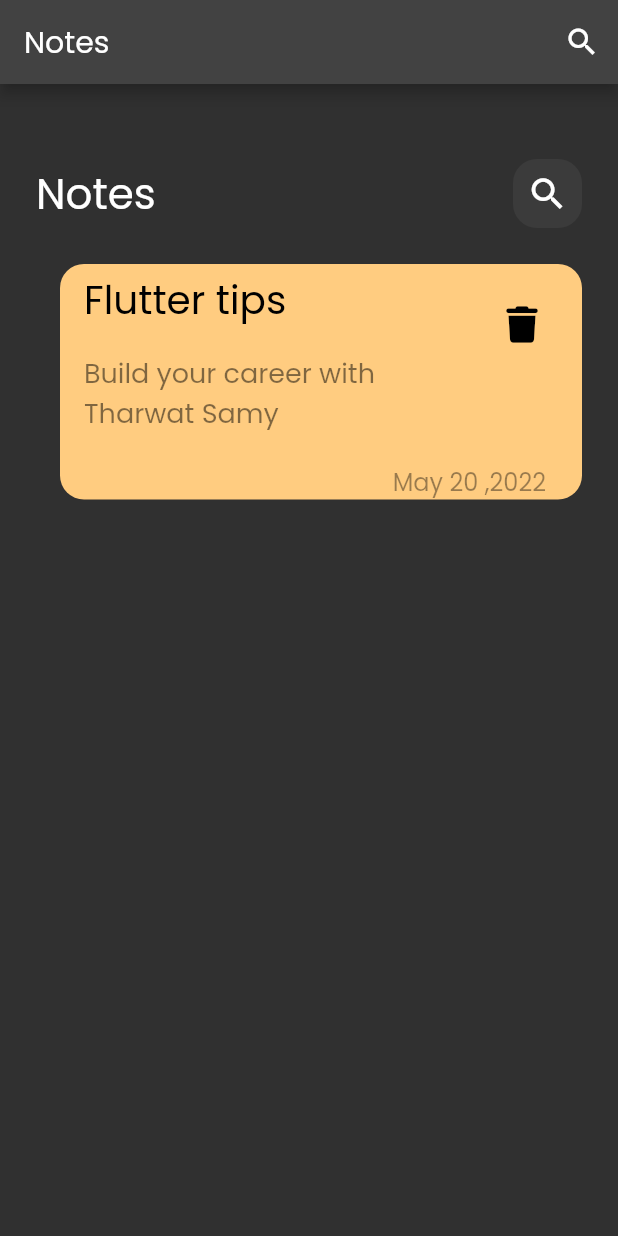
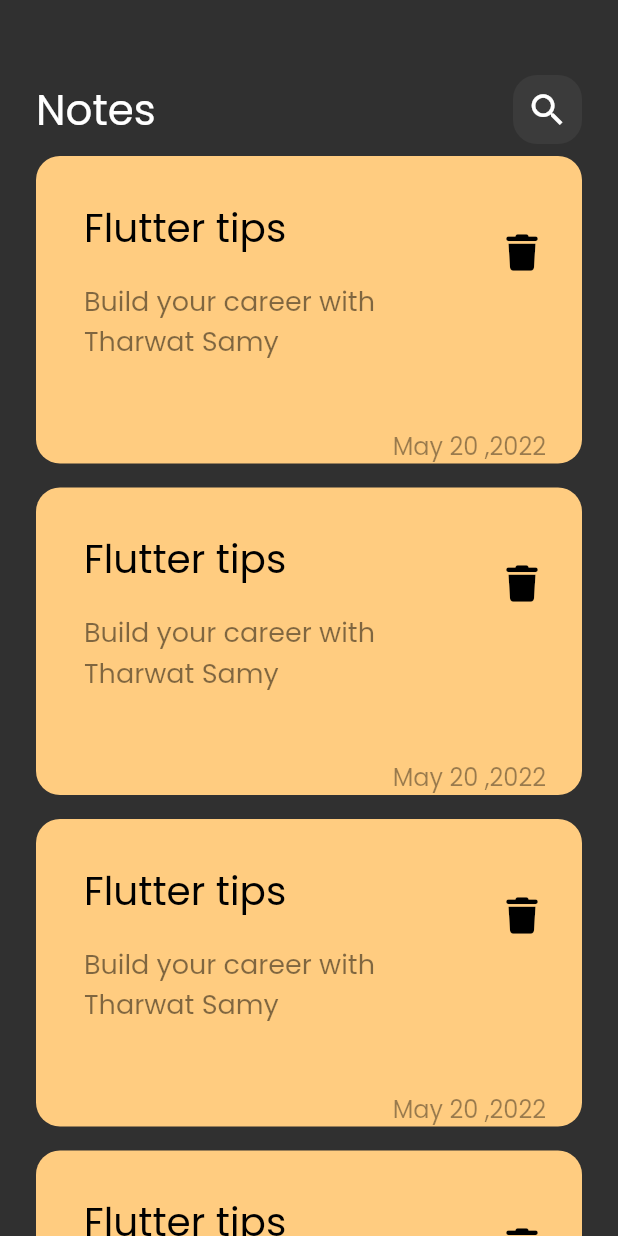
Before and after one commit to erinyM/NotesAppFlutter, a Flutter app: the screen it shows after launch, on a phone screen of 412 x 824 dp. Run offline on Flutter 3.47's test engine with Material 2 defaults, Android fonts, the phone set to English and light mode, and no system bars; our stand-ins replace font_awesome_flutter.

Commit message:
create notes list view

```diff
--- a/lib/views/notes_view.dart
+++ b/lib/views/notes_view.dart
@@ -8,17 +8,17 @@ class NotesView extends StatelessWidget {
   @override
   Widget build(BuildContext context) {
     return Scaffold(
-      appBar: AppBar(
-        title: const Text('Notes'),
-        actions: [
-          IconButton(
-            icon: const Icon(Icons.search),
-            onPressed: () {
-              // TODO: Implement search functionality
-            },
-          ),
-        ],
-      ),
+      // appBar: AppBar(
+      //   title: const Text('Notes'),
+      //   actions: [
+      //     IconButton(
+      //       icon: const Icon(Icons.search),
+      //       onPressed: () {
+      //         // TODO: Implement search functionality
+      //       },
+      //     ),
+      //   ],
+      // ),
       body: const NotesViewBody(),
     );
   }
--- a/lib/views/widgets/custome_note_item.dart
+++ b/lib/views/widgets/custome_note_item.dart
@@ -6,14 +6,14 @@ class NoteItem extends StatelessWidget {
 
   @override
   Widget build(BuildContext context) {
-    return Padding(
-      padding: const EdgeInsets.only(top: 24, bottom: 24, left: 16),
-      child: Container(
+    return Container(
       decoration: BoxDecoration(
           color: const Color(0xffFFCC80),
           borderRadius: BorderRadius.circular(16)),
       child: Column(crossAxisAlignment: CrossAxisAlignment.end, children: [
-          ListTile(
+        Padding(
+          padding: const EdgeInsets.only(top: 24, bottom: 24, left: 16),
+          child: ListTile(
             title: const Text(
               'Flutter tips',
               style: TextStyle(color: Colors.black, fontSize: 26),
@@ -33,16 +33,15 @@ class NoteItem extends StatelessWidget {
               ),
             ),
           ),
+        ),
         Padding(
           padding: const EdgeInsets.only(right: 24),
           child: Text(
             'May 20 ,2022',
-              style:
-                  TextStyle(color: Colors.black.withOpacity(.4), fontSize: 16),
+            style: TextStyle(color: Colors.black.withOpacity(.4), fontSize: 16),
           ),
         )
       ]),
-      ),
     );
   }
 }
--- /dev/null
+++ b/lib/views/widgets/notes-list_view.dart
@@ -0,0 +1,16 @@
+import 'package:flutter/material.dart';
+import 'package:notesapp/views/widgets/custome_note_item.dart';
+
+class NotesListView extends StatelessWidget {
+  const NotesListView({super.key});
+
+  @override
+  Widget build(BuildContext context) {
+    return ListView.builder(itemBuilder: (context, index) {
+      return Padding(
+        padding: const EdgeInsets.symmetric(vertical: 8),
+        child: const NoteItem(),
+      );
+    });
+  }
+}
--- a/lib/views/widgets/notes_view_body.dart
+++ b/lib/views/widgets/notes_view_body.dart
@@ -2,6 +2,7 @@ import 'package:flutter/material.dart';
 import 'package:notesapp/views/widgets/custom_app_bar.dart';
 import 'package:font_awesome_flutter/font_awesome_flutter.dart';
 import 'package:notesapp/views/widgets/custome_note_item.dart';
+import 'package:notesapp/views/widgets/notes-list_view.dart';
 
 class NotesViewBody extends StatelessWidget {
   const NotesViewBody({super.key});
@@ -16,7 +17,7 @@ class NotesViewBody extends StatelessWidget {
             height: 50,
           ),
           CustomAppBar(),
-          NoteItem(),
+          Expanded(child: NotesListView()),
         ],
       ),
     );
```
Lines whose indentation alone changed are shown as unchanged.
